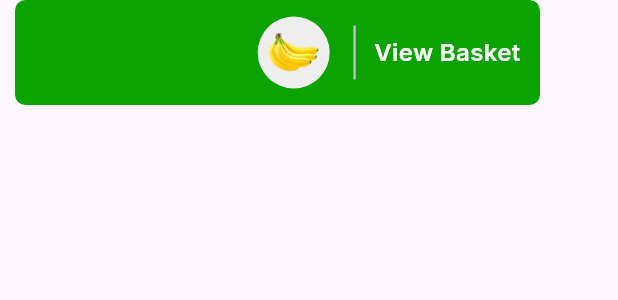
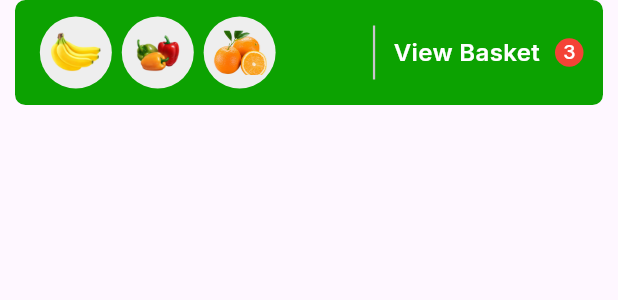
Before and after one commit to maahmoudghannem/grabber, a Flutter app: the CartViewItem widget shown alone on an empty page, opened directly, on a phone screen of 412 x 824 dp. Shown: the top 300 px of the screen. Run offline on Flutter 3.47's test engine with Material 3 defaults, Android fonts, the light colour scheme and no system bars; our stand-ins replace carousel_slider, flutter_svg.

Commit message:
cart bar view, additon logic function done

```diff
--- /dev/null
+++ b/lib/functions/getters.dart
@@ -0,0 +1,22 @@
+import '../presentation/models/product_model.dart';
+
+List<Products> getProductData() => [
+  Products(
+    name: "  Banana",
+    rate: "4.8 (287)",
+    price: r"  $3.99",
+    image: "assets/images/fruits/banana.png",
+  ),
+  Products(
+    name: "  Pepper",
+    rate: "4.8 (287)",
+    price: r"  $3.99",
+    image: "assets/images/fruits/pepper.png",
+  ),
+  Products(
+    name: "  Orange",
+    rate: "4.8 (287)",
+    price: r"  $2.99",
+    image: "assets/images/fruits/orange.png",
+  ),
+];
--- a/lib/main.dart
+++ b/lib/main.dart
@@ -1,6 +1,6 @@
 import 'package:flutter/material.dart';
-import 'package:grabber_app/presentation/screens/home_screen.dart';
-import 'package:grabber_app/presentation/screens/splash_screen.dart';
+import 'presentation/screens/home_screen.dart';
+import 'presentation/screens/splash_screen.dart';
 
 void main() {
   runApp(Grabber());
--- a/lib/presentation/screens/splash_screen.dart
+++ b/lib/presentation/screens/splash_screen.dart
@@ -1,8 +1,6 @@
-import 'dart:ffi';
-
 import 'package:flutter/material.dart';
 import 'package:flutter_svg/svg.dart';
-import 'package:grabber_app/presentation/screens/home_screen.dart';
+import 'home_screen.dart';
 
 class SplashScreen extends StatefulWidget {
   const SplashScreen({super.key});
--- a/lib/presentation/widgets/cart_view_item.dart
+++ b/lib/presentation/widgets/cart_view_item.dart
@@ -1,16 +1,19 @@
 import 'package:flutter/material.dart';
+import '../../functions/getters.dart';
 
 class CartViewItem extends StatelessWidget {
   const CartViewItem({super.key});
 
   @override
   Widget build(BuildContext context) {
+    final productList = getProductData();
+
     return Padding(
       padding: const EdgeInsets.symmetric(horizontal: 10.0),
       child: Container(
         padding: EdgeInsets.all(5),
         height: 70,
-        width: 350,
+        width: double.infinity,
         decoration: BoxDecoration(
           borderRadius: BorderRadius.circular(7),
           color: Color(0xff0CA201),
@@ -20,19 +23,26 @@ class CartViewItem extends StatelessWidget {
           child: Row(
             mainAxisAlignment: MainAxisAlignment.end,
             children: [
-              Container(
+              Expanded(
+                child: ListView.builder(
+                  scrollDirection: Axis.horizontal,
+                  itemCount: productList.length,
+                  itemBuilder: (context, index) {
+                    return Container(
                       decoration: BoxDecoration(
                         color: Colors.grey[200],
                         shape: BoxShape.circle,
                       ),
                       child: Padding(
                         padding: const EdgeInsets.all(9.0),
-                  child: Image.asset("assets/images/fruits/banana.png"),
+                        child: Image.asset(productList[index].image),
+                      ),
+                    );
+                  },
                 ),
               ),
               SizedBox(width: 5),
               VerticalDivider(thickness: 1.5, indent: 6, endIndent: 6),
-
               SizedBox(width: 5),
               Text(
                 "View Basket",
@@ -42,6 +52,15 @@ class CartViewItem extends StatelessWidget {
                   color: Colors.white,
                 ),
               ),
+              SizedBox(width: 10),
+              Badge(
+                backgroundColor: Colors.red,
+                label: Text(
+                  productList.length.toString(),
+                  style: TextStyle(fontSize: 13),
+                ),
+                largeSize: 13,
+              ),
             ],
           ),
         ),
--- a/lib/presentation/widgets/category_item.dart
+++ b/lib/presentation/widgets/category_item.dart
@@ -1,5 +1,5 @@
 import 'package:flutter/material.dart';
-import 'package:grabber_app/presentation/models/product_model.dart';
+import '../models/product_model.dart';
 
 class CategoryItem extends StatelessWidget {
   CategoryItem({super.key});
```
Also changed, not shown: lib/presentation/screens/home_screen.dart (+26 -11 lines), lib/presentation/widgets/product_card.dart (+30 -26 lines). Lines whose indentation alone changed are shown as unchanged.
